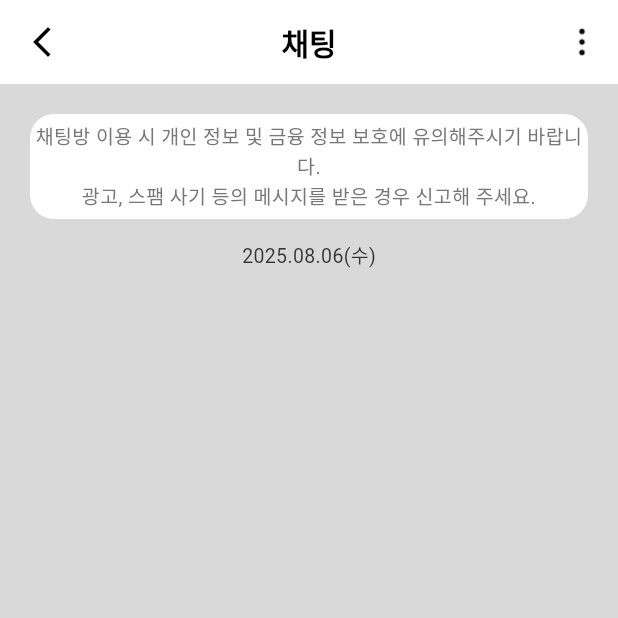
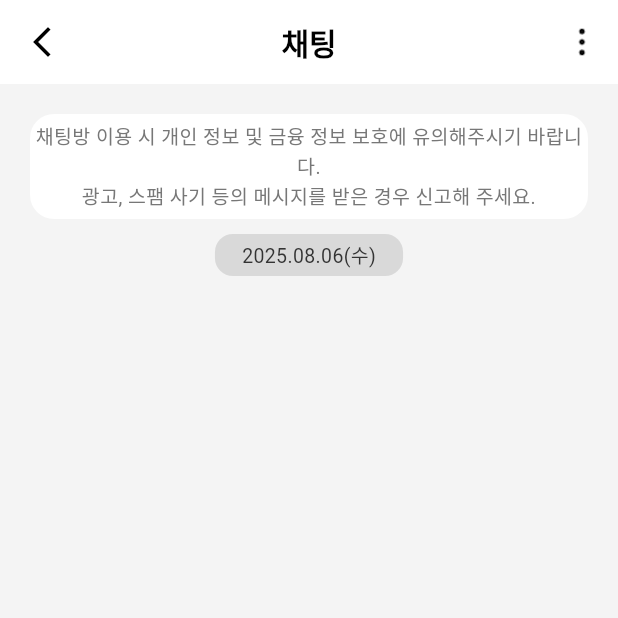
Before and after one commit to oo-Woogi/project_team5_chating_app, a Flutter app: the screen it shows after launch, on a phone screen of 412 x 824 dp, the top half of it. Run offline on Flutter 3.47's test engine with Material 3 defaults, Android fonts, the phone set to English and light mode, and no system bars; Roboto replaces fonts that are missing (Pretendard).

Commit message:
✅ 테마 컬러코드 수정

```diff
--- a/lib/main.dart
+++ b/lib/main.dart
@@ -14,7 +14,7 @@ class MyApp extends StatelessWidget {
     return MaterialApp(
       theme: ThemeData(
         fontFamily: 'Pretendard',
-        scaffoldBackgroundColor: const Color(0xFFD9D9D9),
+        scaffoldBackgroundColor: const Color(0xFFF4F4F4),
       ),
       home: ChatingPage(), // ChatingPage 구상 중이여서 home에 설정 추후 WelcomePage로 변경 예정
     );
```
